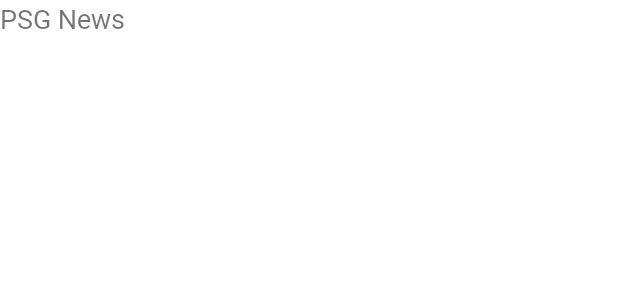
After one commit to Dadabbe/AirwebNews, an Android app: the layout title_fragment.xml on its own in the app's theme, with its tools: preview values and no code run, on a phone screen of 412 x 824 dp. The commit adds this screen. Shown: the top 300 px of the screen. Run offline under Robolectric (Android 15) with nearby library versions, the phone set to English and light mode, and no system bars.

Commit message:
Début des fragments

```diff
--- a/app/src/main/AndroidManifest.xml
+++ b/app/src/main/AndroidManifest.xml
@@ -13,7 +13,8 @@
         android:label="@string/app_name"
         android:roundIcon="@mipmap/ic_launcher_round"
         android:supportsRtl="true"
-        android:theme="@style/Theme.AirwebNews">
+        android:theme="@style/Theme.AirwebNews"
+        android:name=".model.NewsApplication">
         <activity
             android:name=".view.MainActivity"
             android:exported="true">
--- a/app/src/main/java/fr/airweb/news/viewmodel/NewsViewModel.kt
+++ b/app/src/main/java/fr/airweb/news/viewmodel/NewsViewModel.kt
@@ -5,7 +5,7 @@ import fr.airweb.news.model.News
 import fr.airweb.news.model.NewsRepository
 import kotlinx.coroutines.launch
 
-class NewsViewModel {
+
     class NewsViewModel(private val repository: NewsRepository) : ViewModel() {
 
         // Using LiveData and caching what allNewss returns has several benefits:
@@ -31,5 +31,3 @@ class NewsViewModel {
             throw IllegalArgumentException("Unknown ViewModel class")
         }
     }
-
-}
--- /dev/null
+++ b/app/src/main/res/layout/list_fragment.xml
@@ -0,0 +1,6 @@
+<?xml version="1.0" encoding="utf-8"?>
+<androidx.constraintlayout.widget.ConstraintLayout xmlns:android="http://schemas.android.com/apk/res/android"
+    android:layout_width="match_parent"
+    android:layout_height="match_parent">
+
+</androidx.constraintlayout.widget.ConstraintLayout>
--- a/app/src/main/res/layout/recyclerview_item.xml
+++ b/app/src/main/res/layout/recyclerview_item.xml
@@ -2,7 +2,7 @@
 <LinearLayout xmlns:android="http://schemas.android.com/apk/res/android"
     android:orientation="horizontal"
     android:layout_width="match_parent"
-    android:layout_height="wrap_content">
+    android:layout_height="50dp">
 
     <TextView
         android:id="@+id/article_textView"
--- /dev/null
+++ b/app/src/main/res/layout/title_fragment.xml
@@ -0,0 +1,17 @@
+<?xml version="1.0" encoding="utf-8"?>
+<LinearLayout xmlns:android="http://schemas.android.com/apk/res/android"
+    android:layout_width="match_parent"
+    android:layout_height="match_parent"
+    android:orientation="horizontal"
+    xmlns:app="http://schemas.android.com/apk/res-auto">
+
+    <TextView
+        android:layout_width="0dp"
+        android:layout_height="match_parent"
+        android:text="@string/title_bar_title"
+        android:layout_weight="0.9"
+        android:textSize="18sp"
+        android:fontFamily="@font/roboto_regular"
+    />
+
+</LinearLayout>
--- a/app/src/main/res/values/strings.xml
+++ b/app/src/main/res/values/strings.xml
@@ -2,4 +2,5 @@
     <string name="app_name">AirwebNews</string>
     <string name="article_picture_description">Article picture</string>
     <string name="contact">Contact Us</string>
+    <string name="title_bar_title">PSG News</string>
 </resources>
```
Also changed, not shown: app/src/main/java/fr/airweb/news/model/NewsApplication.kt (added, +11 -0 lines), app/src/main/java/fr/airweb/news/model/RoomDatabase.kt (+29 -2 lines), app/src/main/java/fr/airweb/news/view/ListFragment.kt (added, +17 -0 lines), app/src/main/java/fr/airweb/news/view/MainActivity.kt (+24 -4 lines), app/src/main/java/fr/airweb/news/view/TitleFragment.kt (added, +18 -0 lines), app/src/main/res/layout/activity_main.xml (+24 -19 lines), app/src/main/res/font/roboto_regular.ttf (added).
